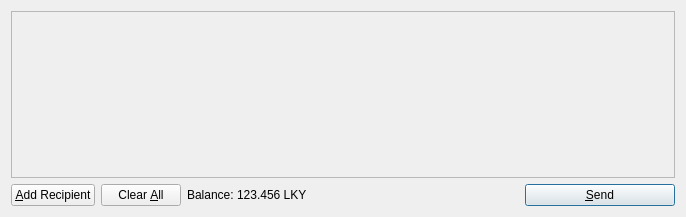
Above: src/qt/forms/sendcoinsdialog.ui from jebigacoin/jebigacoin before the change. Below: the same form after it.
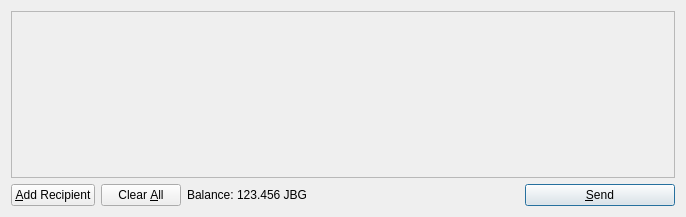
That is the form after the change. Icons and pictures are not drawn.

The edit to the form file:
```diff
--- a/src/qt/forms/sendcoinsdialog.ui
+++ b/src/qt/forms/sendcoinsdialog.ui
@@ -119,7 +119,7 @@
           <cursorShape>IBeamCursor</cursorShape>
          </property>
          <property name="text">
-          <string>123.456 LKY</string>
+          <string>123.456 JBG</string>
          </property>
          <property name="textInteractionFlags">
           <set>Qt::LinksAccessibleByMouse|Qt::TextSelectableByKeyboard|Qt::TextSelectableByMouse</set>
```
